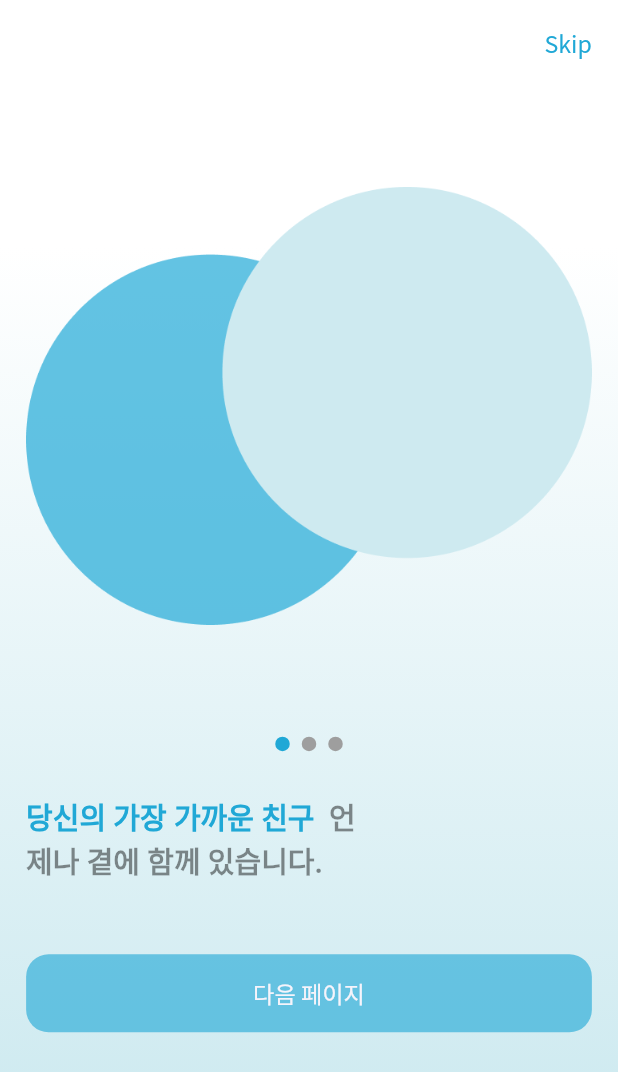
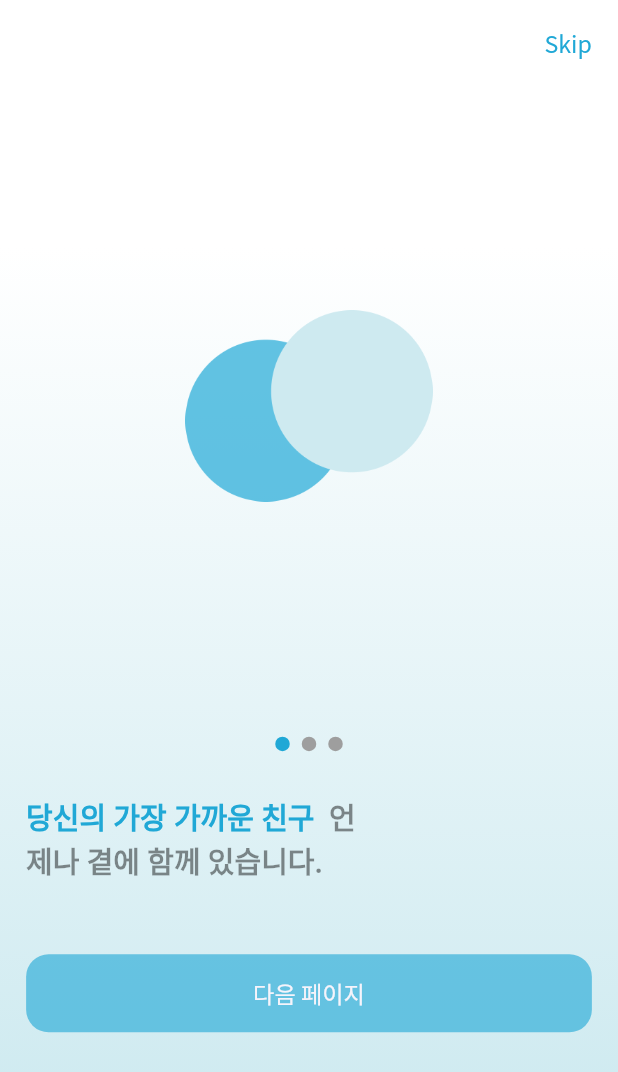
Before and after one commit to katcrow/myFirstProject, a Flutter app: the screen it shows after launch, on a phone screen of 412 x 824 dp. Shown: the top 1072 px of the screen. Run offline on Flutter 3.47's test engine with Material 2 defaults, Android fonts, the phone set to English and light mode, and no system bars; drawn by our look-alikes of smooth_page_indicator; our stand-ins replace flutter_screenutil, get, typewritertext.

Commit message:
onboard refactoring

```diff
--- /dev/null
+++ b/lib/core/theme/app_images.dart
@@ -0,0 +1,10 @@
+class AppImages {
+
+  AppImages._();
+
+  static const onboardPageImage1 = "assets/images/logo.png";
+  static const onboardPageImage2 = "assets/images/help_family.jpg";
+  static const onboardPageImage3 = "assets/images/help_mental.jpg";
+
+
+}
--- a/lib/onboard/presentation/onboard_screen.dart
+++ b/lib/onboard/presentation/onboard_screen.dart
@@ -4,6 +4,8 @@ import 'package:first_mental_health/onboard/application/onboard_controller.dart'
 import 'package:first_mental_health/onboard/widgets/onboard_template.dart';
 import 'package:flutter/material.dart';
 import 'package:get/get.dart';
+
+import '../../core/theme/app_images.dart';
 // import 'package:flutter_screenutil/flutter_screenutil.dart';
 // import 'package:smooth_page_indicator/smooth_page_indicator.dart';
 
@@ -31,7 +33,7 @@ class OnboardingScreen extends StatelessWidget {
             children: [
               OnboardTemplate(
                 pageController: _controller.pageController,
-                image: "assets/images/logo.png",
+                image: AppImages.onboardPageImage1,
                 subTitle1: CustomText.onboard_page_subtitle1_1,
                 subTitle2: CustomText.onboard_page_subtitle2_1,
                 pageIndex: 1,
@@ -41,7 +43,7 @@ class OnboardingScreen extends StatelessWidget {
               ),
               OnboardTemplate(
                 pageController: _controller.pageController,
-                image: "assets/images/logo.png",
+                image: AppImages.onboardPageImage2,
                 subTitle1: CustomText.onboard_page_subtitle1_1,
                 subTitle2: CustomText.onboard_page_subtitle2_1,
                 pageIndex: 2,
@@ -51,7 +53,7 @@ class OnboardingScreen extends StatelessWidget {
               ),
               OnboardTemplate(
                 pageController: _controller.pageController,
-                image: "assets/images/logo.png",
+                image: AppImages.onboardPageImage3,
                 subTitle1: CustomText.onboard_page_subtitle1_1,
                 subTitle2: CustomText.onboard_page_subtitle2_1,
                 pageIndex: 3,
--- a/lib/onboard/widgets/onboard_template.dart
+++ b/lib/onboard/widgets/onboard_template.dart
@@ -1,6 +1,7 @@
 import 'package:first_mental_health/core/theme/app_colors.dart';
 import 'package:flutter/material.dart';
 import 'package:flutter_screenutil/flutter_screenutil.dart';
+
 // import 'package:get/get.dart';
 import 'package:smooth_page_indicator/smooth_page_indicator.dart';
 
@@ -62,13 +63,16 @@ class OnboardTemplate extends StatelessWidget {
             // height: 300.h,
             child: Container(
               height: isSmallImage == true
-                  ? MediaQuery.of(context).size.height * 0.5
+                  ? MediaQuery.of(context).size.height * 0.2
                   : MediaQuery.of(context).size.height * 0.5,
+              width: isSmallImage == true
+                  ? MediaQuery.of(context).size.height * 0.2
+                  : MediaQuery.of(context).size.width * 0.85,
               // width: pageController.page == 0 ? 150.0.h : 300.h,
               decoration: BoxDecoration(
                 image: DecorationImage(
                   image: AssetImage(image),
-                  fit: BoxFit.contain,
+                  fit: isSmallImage == true ? BoxFit.contain : BoxFit.cover,
                 ),
               ),
             ),
```
Also changed, not shown: assets/images/help_family.jpg (added), assets/images/help_mental.jpg (added).
